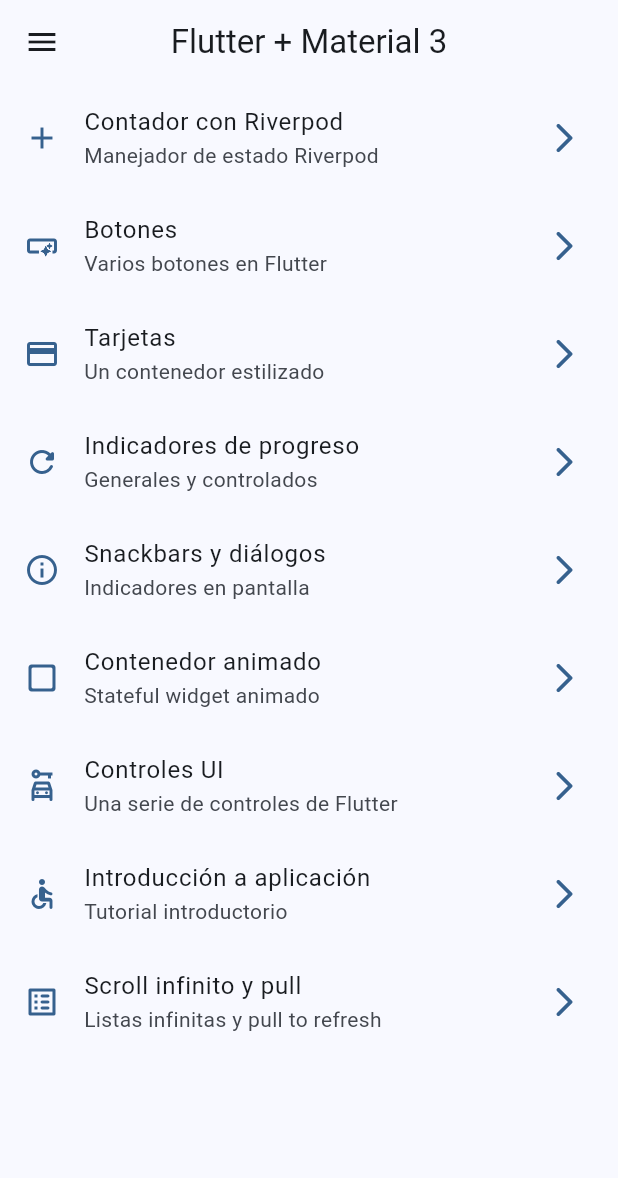
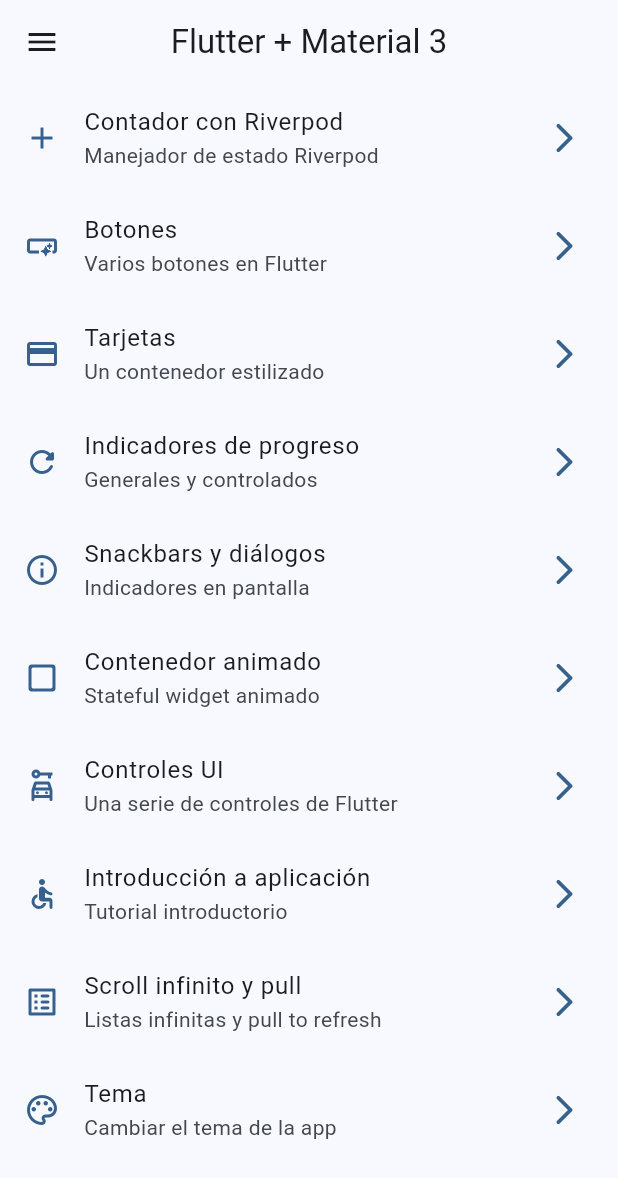
Before and after one commit to eme-hache/widgets_app, a Flutter app: the screen it shows after launch, on a phone screen of 412 x 824 dp. Shown: the top 1178 px of the screen. Run offline on Flutter 3.47's test engine with Material 2 defaults, Android fonts, the phone set to English and light mode, and no system bars; our stand-ins replace animate_do, flutter_riverpod, go_router.

Commit message:
feat: add theme functionality with dark mode

```diff
--- a/lib/config/menu/menu_item.dart
+++ b/lib/config/menu/menu_item.dart
@@ -59,4 +59,9 @@ const appMenuItems = <MenuItem>[
       subtitle: 'Listas infinitas y pull to refresh',
       link: '/infinite',
       icon: Icons.list_alt_rounded),
+  MenuItem(
+      title: 'Tema',
+      subtitle: 'Cambiar el tema de la app',
+      link: '/theme',
+      icon: Icons.color_lens_outlined),
 ];
--- a/lib/config/router/app_router.dart
+++ b/lib/config/router/app_router.dart
@@ -53,4 +53,9 @@ final appRouter = GoRouter(initialLocation: '/', routes: [
     name: InfiniteScrollScreen.name,
     builder: (context, state) => const InfiniteScrollScreen()
   ),
+  GoRoute(
+    path: '/theme',
+    name: ThemeChangerScreen.name,
+    builder: (context, state) => const ThemeChangerScreen()
+  ),
 ]);
--- a/lib/config/theme/app_theme.dart
+++ b/lib/config/theme/app_theme.dart
@@ -14,8 +14,9 @@ const List<Color> colorList = [
 
 class AppTheme {
   final int selectedColor;
+  final bool isDarkMode;
 
-  AppTheme({this.selectedColor = 0})
+  AppTheme({this.selectedColor = 0, this.isDarkMode = false})
       : assert(selectedColor >= 0,
             'Selected color must be greater or equal than 0'),
         assert(selectedColor < colorList.length,
@@ -23,6 +24,7 @@ class AppTheme {
 
   ThemeData getTheme() => ThemeData(
       useMaterial3: true,
+      brightness: isDarkMode ? Brightness.dark : Brightness.light,
       colorSchemeSeed: colorList[selectedColor],
       appBarTheme: const AppBarTheme(centerTitle: true));
 }
--- a/lib/main.dart
+++ b/lib/main.dart
@@ -2,20 +2,25 @@ import 'package:flutter/material.dart';
 import 'package:flutter_riverpod/flutter_riverpod.dart';
 import 'package:widgets_app/config/router/app_router.dart';
 import 'package:widgets_app/config/theme/app_theme.dart';
+import 'package:widgets_app/presentation/providers/theme_provider.dart';
 
 void main() {
   runApp(const ProviderScope(child: MainApp()));
 }
 
-class MainApp extends StatelessWidget {
+class MainApp extends ConsumerWidget {
   const MainApp({super.key});
 
   @override
-  Widget build(BuildContext context) {
+  Widget build(BuildContext context, WidgetRef ref) {
+    final bool isDarkMode = ref.watch(isDarkModeProvider);
+    final int color = ref.watch(selectedIndexColorProvider);
+
     return MaterialApp.router(
         title: 'Flutter Widgets',
         routerConfig: appRouter,
         debugShowCheckedModeBanner: false,
-        theme: AppTheme(selectedColor: 0).getTheme());
+        theme:
+            AppTheme(selectedColor: color, isDarkMode: isDarkMode).getTheme());
   }
 }
--- a/lib/presentation/providers/theme_provider.dart
+++ b/lib/presentation/providers/theme_provider.dart
@@ -1,3 +1,9 @@
 import 'package:flutter_riverpod/flutter_riverpod.dart';
+import 'package:widgets_app/config/theme/app_theme.dart';
 
 final isDarkModeProvider = StateProvider((ref) => false);
+
+// Estado de colores inmutable
+final colorListProvider = Provider((ref) => colorList);
+
+final selectedIndexColorProvider = StateProvider((ref) => 0);
--- a/lib/presentation/screens/screens.dart
+++ b/lib/presentation/screens/screens.dart
@@ -1,4 +1,3 @@
-
 export 'package:widgets_app/presentation/screens/animated/animated_screen.dart';
 export 'package:widgets_app/presentation/screens/app_tutorial/app_tutorial_screen.dart';
 export 'package:widgets_app/presentation/screens/buttons/buttons_screen.dart';
@@ -9,3 +8,4 @@ export 'package:widgets_app/presentation/screens/infinite_scroll/infinite_scroll
 export 'package:widgets_app/presentation/screens/progress/progress_screen.dart';
 export 'package:widgets_app/presentation/screens/snackbar/snackbar_screen.dart';
 export 'package:widgets_app/presentation/screens/ui_controls/ui_controls_screen.dart';
+export 'package:widgets_app/presentation/screens/theme_changer/theme_changer_screen.dart';
```
Also changed, not shown: lib/presentation/screens/theme_changer/theme_changer_screen.dart (added, +61 -0 lines).
